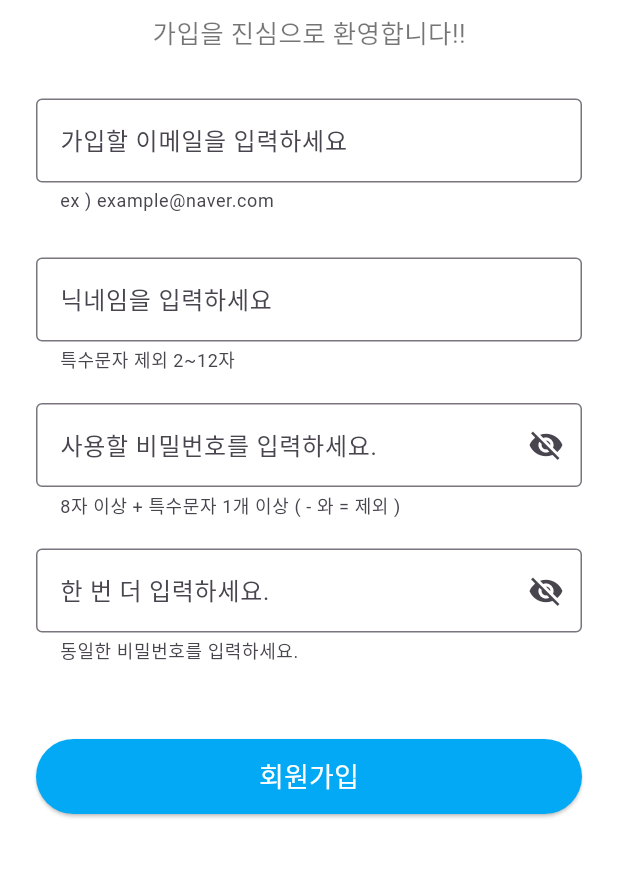
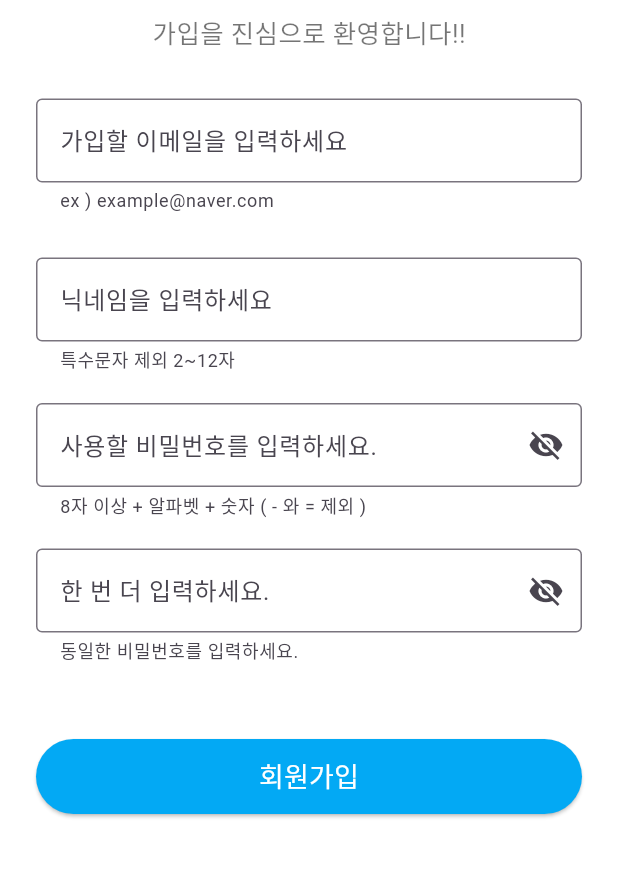
Before and after one commit to kthowns/mobile-dictionary, a Flutter app: the JoinPage screen opened by its route, on a phone screen of 412 x 824 dp, the part 185-1063 px from its top. Run offline on Flutter 3.47's test engine with Material 3 defaults, Android fonts, the light colour scheme and no system bars; our stand-ins replace card_swiper, dio, flutter_secure_storage; missing offline and left inert: record; accounts and stored records are empty.

Commit message:
fix: 회원가입 페이지 비밀번호 조건 text 수정

```diff
--- a/mobidic_flutter/lib/view/auth/join_page.dart
+++ b/mobidic_flutter/lib/view/auth/join_page.dart
@@ -89,7 +89,7 @@ class JoinPage extends StatelessWidget {
               obscureText: !joinViewModel.isPasswordVisible,
               decoration: InputDecoration(
                 labelText: '사용할 비밀번호를 입력하세요.',
-                helperText: '8자 이상 + 특수문자 1개 이상 ( - 와 = 제외 )',
+                helperText: '8자 이상 + 알파벳 + 숫자 ( - 와 = 제외 )',
                 errorText: joinViewModel.passwordErrorText,
                 border: const OutlineInputBorder(),
                 suffixIcon: IconButton(
```
